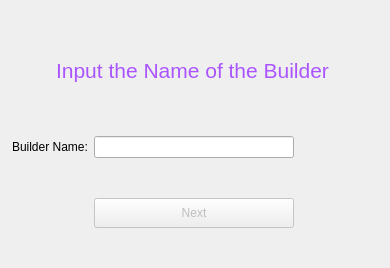
Above: MainWindowGame/WindowInputData.ui from Falck2881/CreateTree before the change. Below: the same form after it.
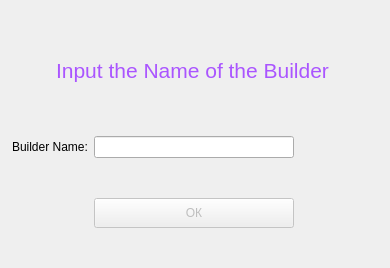
That is the form after the change. Icons and pictures are not drawn.

```diff
--- a/MainWindowGame/WindowInputData.ui
+++ b/MainWindowGame/WindowInputData.ui
@@ -80,7 +80,7 @@
        </size>
       </property>
       <property name="text">
-       <string>Next</string>
+       <string>ОК</string>
       </property>
       <property name="checkable">
        <bool>false</bool>
```
Left out of the diff: 2 changed lines with no effect on the pictures.
